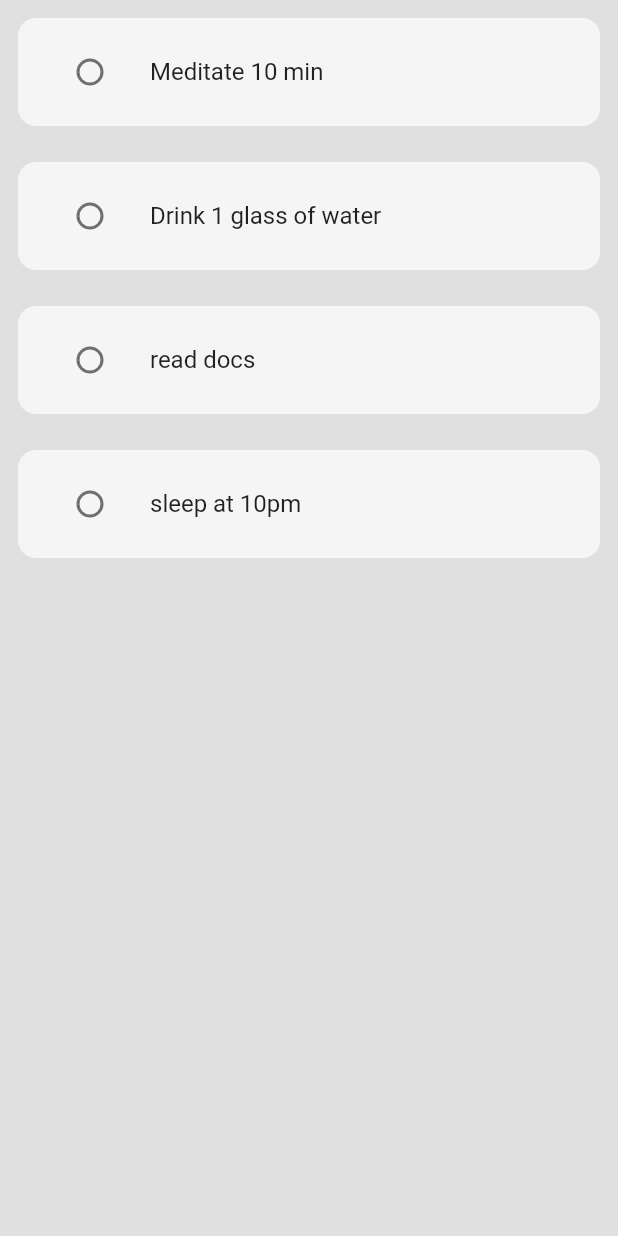
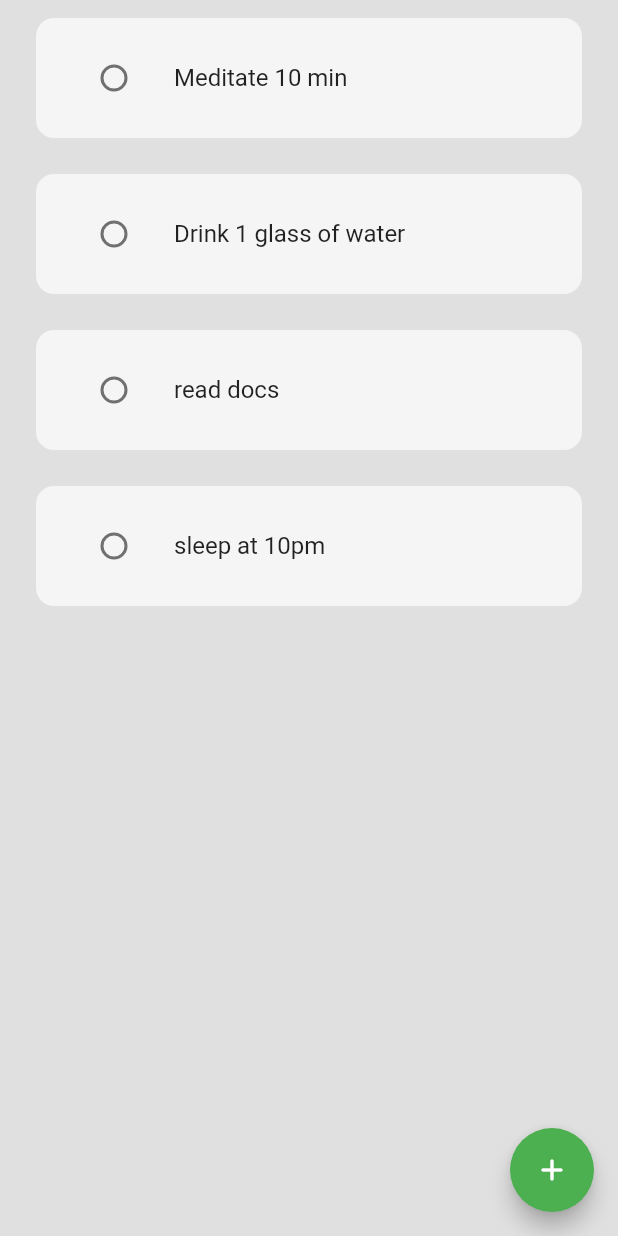
Before and after one commit to MyoThuKha/habbit-tracker, a Flutter app: the screen it shows after launch, on a phone screen of 412 x 824 dp. Run offline on Flutter 3.47's test engine with Material 2 defaults, Android fonts, the phone set to English and light mode, and no system bars.

Commit message:
minor changes

```diff
--- a/lib/components/tile.dart
+++ b/lib/components/tile.dart
@@ -13,8 +13,8 @@ class HabitTile extends StatelessWidget {
   @override
   Widget build(BuildContext context) {
     return Container(
-      margin: const EdgeInsets.all(12),
-      padding: const EdgeInsets.all(8),
+      margin: const EdgeInsets.symmetric(vertical: 12, horizontal: 24),
+      padding: const EdgeInsets.all(12),
       decoration: BoxDecoration(
           color: Colors.grey[100], borderRadius: BorderRadius.circular(12)),
       child: ListTile(
--- a/lib/main.dart
+++ b/lib/main.dart
@@ -14,7 +14,7 @@ class MyApp extends StatelessWidget {
     return MaterialApp(
       debugShowCheckedModeBanner: false,
       theme: ThemeData(
-        primarySwatch: Colors.blue,
+        primarySwatch: Colors.green,
       ),
       home: const HomePage(),
     );
--- a/lib/pages/home.dart
+++ b/lib/pages/home.dart
@@ -28,6 +28,10 @@ class _HomePageState extends State<HomePage> {
   Widget build(BuildContext context) {
     return Scaffold(
       backgroundColor: Colors.grey[300],
+      floatingActionButton: FloatingActionButton(
+        onPressed: () {},
+        child: Icon(Icons.add_rounded),
+      ),
       body: ListView.builder(
         itemCount: task.length,
         itemBuilder: ((context, index) {
```
Also changed, not shown: 1 other file.
